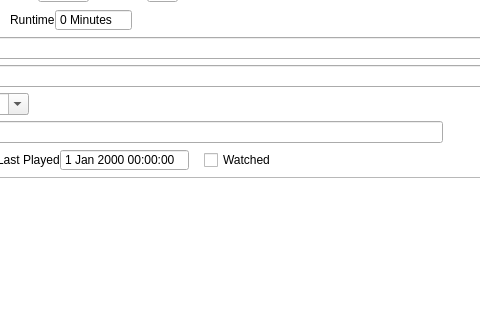
Above: movies/MovieWidget.ui from Komet/MediaElch before the change; both pictures show x 161 to 641 and y 297 to 617 of the 934 by 811 pixel window. Below: the same form after it.
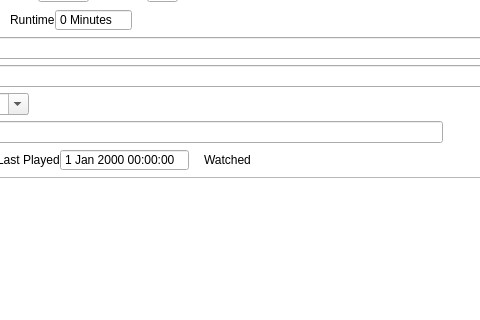
That is the form after the change. Icons and pictures are not drawn. Custom widgets are drawn as their Qt base class.

Commit message: Use badges for watched state

```diff
--- a/movies/MovieWidget.ui
+++ b/movies/MovieWidget.ui
@@ -361,7 +361,7 @@
                  </spacer>
                 </item>
                 <item>
-                 <widget class="QCheckBox" name="watched">
+                 <widget class="Badge" name="badgeWatched">
                   <property name="text">
                    <string>Watched</string>
                   </property>
```
Left out of the diff: 6 changed lines with no effect on the pictures. The commit also changes 7 other files.
